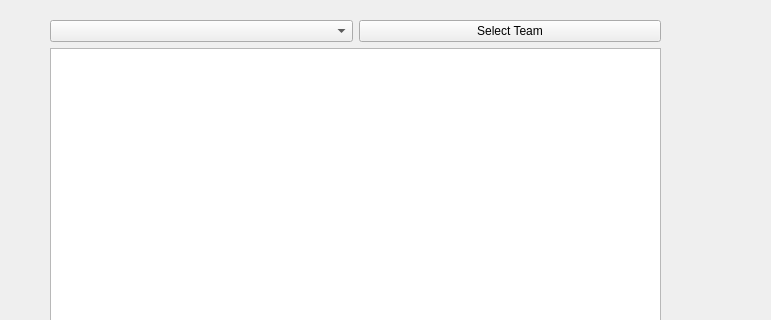
Old version of the form Project-2-NFL/bfs.ui in the repository massivemembrain/Project-2-NFL; both pictures show x 0 to 771 and y 0 to 320 of the 920 by 600 pixel window.
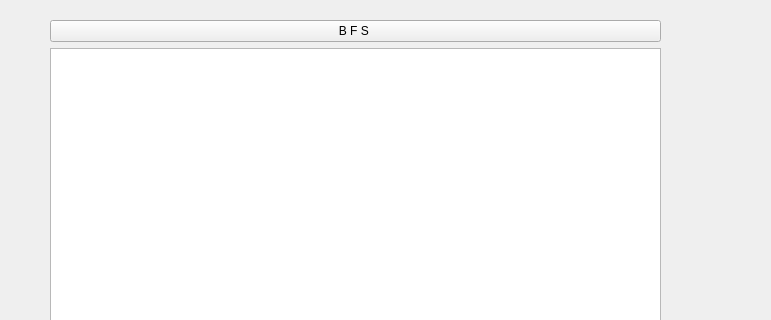
New version of the form.

Patch:
```diff
--- a/Project-2-NFL/bfs.ui
+++ b/Project-2-NFL/bfs.ui
@@ -25,13 +25,10 @@
    <layout class="QVBoxLayout" name="verticalLayout">
     <item>
      <layout class="QHBoxLayout" name="horizontalLayout">
-      <item>
-       <widget class="QComboBox" name="comboBox"/>
-      </item>
       <item>
        <widget class="QPushButton" name="selectTeamButton">
         <property name="text">
-         <string>Select Team</string>
+         <string>B F S </string>
         </property>
        </widget>
       </item>
```
